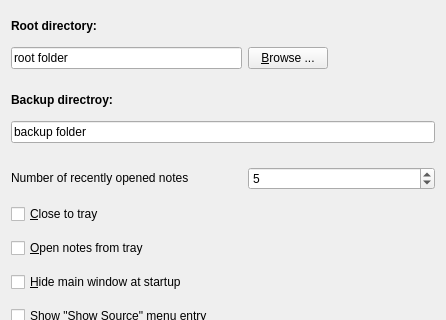
Before: the Qt Designer form src/ui/preferences.ui in hakaishi/nobleNote, drawn with Qt 5; both pictures show x 0 to 446 and y 0 to 320 of the 446 by 605 pixel window.
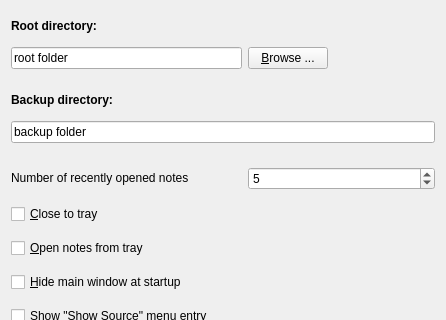
After: the same form once the commit is applied.

```diff
--- a/src/ui/preferences.ui
+++ b/src/ui/preferences.ui
@@ -282,7 +282,7 @@
       </font>
      </property>
      <property name="text">
-      <string>Backup directroy:</string>
+      <string>Backup directory:</string>
      </property>
     </widget>
    </item>
```
